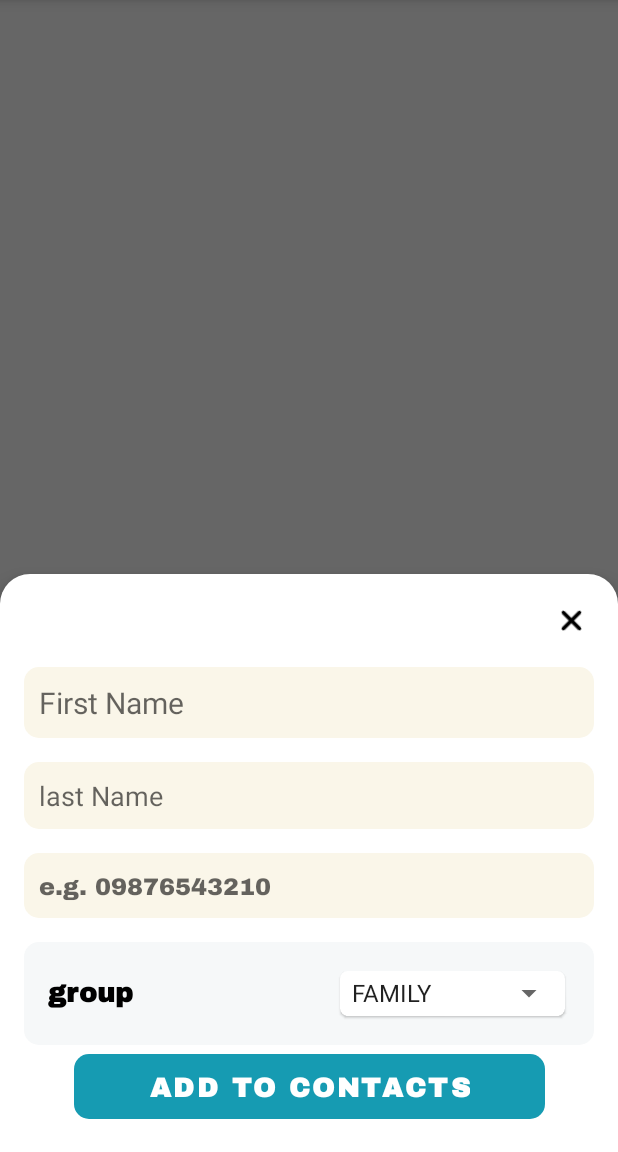
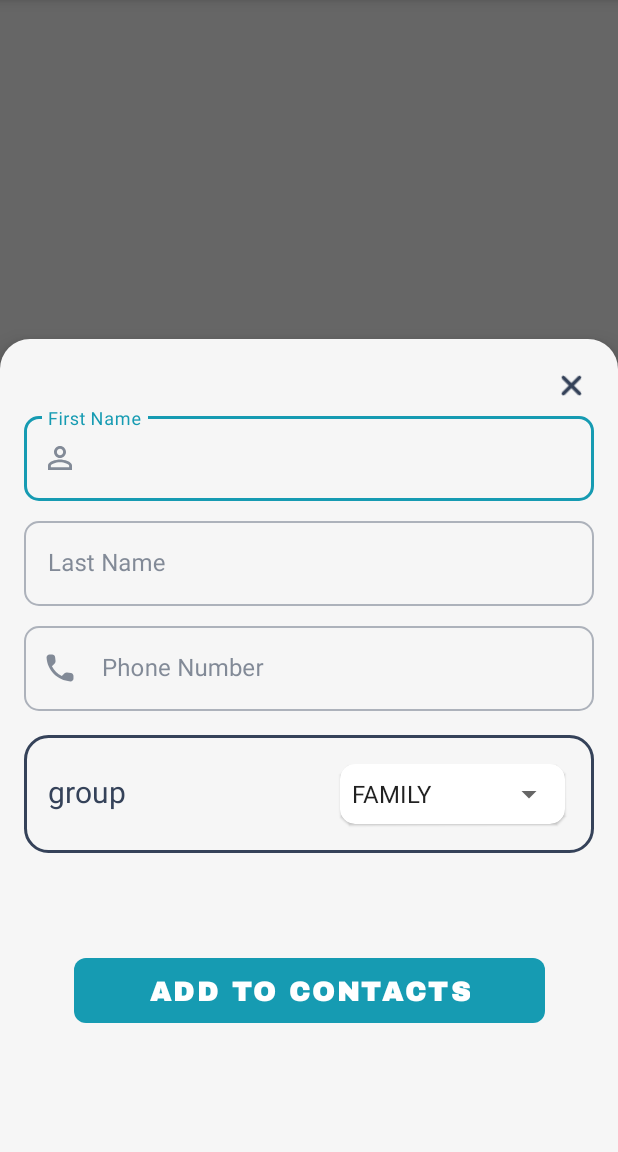
Before and after one commit to MahanZiyari/Ashena, an Android app: the fragment AddContactsFragment placed in its activity, on a phone screen of 412 x 824 dp, the part 84-1236 px from its top. Run offline under Robolectric (Android 15) with nearby library versions, the phone set to English and light mode, and no system bars; our stand-ins replace Dagger/Hilt's generated code, Room's generated code, Timber, navigation-ui; pictures from the network do not load; 2 statements that could not run were skipped.

Commit message:
Update: Redisgn add contact fragment
- Redisgn Add contact fragmnet to match material design patterns
- add values for night mode and adding dark theme to app
- add surface and onSyrface color

```diff
--- a/ashena/app/src/main/java/ziyari/mahan/ashena/ui/addcontacts/AddContactsFragment.kt
+++ b/ashena/app/src/main/java/ziyari/mahan/ashena/ui/addcontacts/AddContactsFragment.kt
@@ -58,9 +58,9 @@ class AddContactsFragment : BottomSheetDialogFragment() {
             saveContact.setOnClickListener {
                 contactEntity.id = 0
                 contactEntity.isFromPhone = false
-                val firstName = firstNameEdt.text.toString()
-                val lastName = lastNameEdt.text.toString()
-                val number = phoneNumber.text.toString()
+                val firstName = firstnameTextField.text.toString()
+                val lastName = lastnameTextField.text.toString()
+                val number = phoneNumberTextField.text.toString()
                 contactEntity.firstName = firstName
                 contactEntity.lastName = lastName
                 contactEntity.number = number
--- a/ashena/app/src/main/res/drawable/bg_rounded_stroke.xml
+++ b/ashena/app/src/main/res/drawable/bg_rounded_stroke.xml
@@ -1,8 +1,8 @@
 <?xml version="1.0" encoding="utf-8"?>
 <shape xmlns:android="http://schemas.android.com/apk/res/android">
-    <solid android:color="@android:color/white" />
+    <solid android:color="?attr/colorSurface" />
     <stroke
         android:width="2dp"
-        android:color="@color/darkSlategray70" />
+        android:color="?attr/colorOnSurface" />
     <corners android:radius="15dp"/>
 </shape>
--- a/ashena/app/src/main/res/layout/activity_main.xml
+++ b/ashena/app/src/main/res/layout/activity_main.xml
@@ -33,9 +33,9 @@
         android:layout_height="wrap_content"
         android:background="?android:attr/windowBackground"
         android:foreground="?attr/selectableItemBackground"
-        app:backgroundTint="@color/Blue_600"
-        app:itemIconTint="@color/black"
-        app:itemTextColor="@color/black"
+        app:backgroundTint="?attr/colorPrimaryVariant"
+        app:itemIconTint="?attr/colorOnPrimary"
+        app:itemTextColor="?attr/colorOnPrimary"
         app:layout_constraintBottom_toBottomOf="parent"
         app:menu="@menu/bottom_navigation_menu" />
 
--- a/ashena/app/src/main/res/layout/fragment_add_contacts.xml
+++ b/ashena/app/src/main/res/layout/fragment_add_contacts.xml
@@ -1,6 +1,5 @@
 <?xml version="1.0" encoding="utf-8"?>
-<androidx.constraintlayout.widget.ConstraintLayout
-    xmlns:android="http://schemas.android.com/apk/res/android"
+<androidx.constraintlayout.widget.ConstraintLayout xmlns:android="http://schemas.android.com/apk/res/android"
     xmlns:app="http://schemas.android.com/apk/res-auto"
     android:layout_width="match_parent"
     android:layout_height="match_parent"
@@ -14,60 +13,89 @@
         android:rotation="45"
         android:src="@drawable/round_add_24"
         app:layout_constraintEnd_toEndOf="parent"
-        app:layout_constraintTop_toTopOf="parent" />
-    <!--Title-->
-    <EditText
+        app:layout_constraintTop_toTopOf="parent"
+        app:tint="?attr/colorOnSurface" />
+    <!--Name EditTexts-->
+    <com.google.android.material.textfield.TextInputLayout
         android:id="@+id/first_name_edt"
+        style="@style/Widget.MaterialComponents.TextInputLayout.OutlinedBox"
+        android:layout_width="match_parent"
+        android:layout_height="wrap_content"
+        android:hint="First Name"
+        app:boxCornerRadiusBottomEnd="10dp"
+        app:boxCornerRadiusBottomStart="10dp"
+        app:boxCornerRadiusTopEnd="10dp"
+        app:boxCornerRadiusTopStart="10dp"
+        app:layout_constraintEnd_toEndOf="parent"
+        app:layout_constraintStart_toStartOf="parent"
+        app:layout_constraintTop_toBottomOf="@id/closeImg"
+        app:startIconDrawable="@drawable/baseline_person_outline_24">
+
+        <com.google.android.material.textfield.TextInputEditText
+            android:id="@+id/firstnameTextField"
+            android:layout_width="match_parent"
+            android:layout_height="wrap_content" />
+
+    </com.google.android.material.textfield.TextInputLayout>
+    <!--Last Name-->
+    <com.google.android.material.textfield.TextInputLayout
+        android:id="@+id/last_name_edt"
+        style="@style/Widget.MaterialComponents.TextInputLayout.OutlinedBox"
         android:layout_width="0dp"
         android:layout_height="wrap_content"
-        android:layout_marginTop="16dp"
-        android:background="@drawable/bg_rounded_yellow_light"
-        android:hint="@string/first_name"
-        android:maxLines="1"
-        android:padding="10dp"
-        android:textSize="20sp"
-        app:layout_constraintEnd_toEndOf="parent"
-        app:layout_constraintStart_toStartOf="parent"
-        app:layout_constraintTop_toBottomOf="@id/closeImg" />
-    <!--Description-->
-    <EditText
-        android:id="@+id/last_name_edt"
+        android:layout_marginTop="8dp"
+
+        android:gravity="top"
+        android:hint="Last Name"
+        app:boxCornerRadiusBottomEnd="10dp"
+        app:boxCornerRadiusBottomStart="10dp"
+        app:boxCornerRadiusTopEnd="10dp"
+        app:boxCornerRadiusTopStart="10dp"
+        app:layout_constraintEnd_toEndOf="@id/first_name_edt"
+        app:layout_constraintStart_toStartOf="@id/first_name_edt"
+        app:layout_constraintTop_toBottomOf="@id/first_name_edt">
+
+        <com.google.android.material.textfield.TextInputEditText
+            android:id="@+id/lastnameTextField"
+            android:layout_width="match_parent"
+            android:layout_height="wrap_content" />
+
+    </com.google.android.material.textfield.TextInputLayout>
+    <!---->
+    <!--Phone number-->
+    <com.google.android.material.textfield.TextInputLayout
+        android:id="@+id/phoneNumberTextLayout"
+        style="@style/Widget.MaterialComponents.TextInputLayout.OutlinedBox"
         android:layout_width="0dp"
         android:layout_height="wrap_content"
-        android:layout_marginTop="16dp"
-        android:hint="last Name"
-        android:background="@drawable/bg_rounded_yellow_light"
-        android:gravity="top"
-        android:padding="10dp"
-        android:textSize="18sp"
-        app:layout_constraintEnd_toEndOf="parent"
-        app:layout_constraintStart_toStartOf="parent"
-        app:layout_constraintTop_toBottomOf="@id/first_name_edt" />
-    <EditText
-        android:id="@+id/phone_number"
-        android:layout_width="0dp"
-        android:layout_height="wrap_content"
-        android:layout_marginTop="16dp"
-        android:hint="e.g. 09876543210"
-        android:background="@drawable/bg_rounded_yellow_light"
-        android:fontFamily="@font/archivo_black"
-        android:gravity="top"
-        android:padding="10dp"
-        android:textSize="16sp"
-        app:layout_constraintEnd_toEndOf="parent"
-        app:layout_constraintStart_toStartOf="parent"
-        app:layout_constraintTop_toBottomOf="@id/last_name_edt" />
-    <!--Content-->
+        android:layout_marginTop="8dp"
+        android:hint="Phone Number"
+        app:boxCornerRadiusBottomEnd="10dp"
+        app:boxCornerRadiusBottomStart="10dp"
+        app:boxCornerRadiusTopEnd="10dp"
+        app:boxCornerRadiusTopStart="10dp"
+        app:layout_constraintEnd_toEndOf="@id/last_name_edt"
+        app:layout_constraintStart_toStartOf="@id/last_name_edt"
+        app:layout_constraintTop_toBottomOf="@id/last_name_edt"
+        app:startIconDrawable="@drawable/round_local_phone_24">
+
+        <com.google.android.material.textfield.TextInputEditText
+            android:id="@+id/phoneNumberTextField"
+            android:layout_width="match_parent"
+            android:layout_height="wrap_content" />
+
+    </com.google.android.material.textfield.TextInputLayout>
+
     <androidx.constraintlayout.widget.ConstraintLayout
         android:id="@+id/contentLay"
         android:layout_width="0dp"
         android:layout_height="wrap_content"
         android:layout_marginTop="16dp"
-        android:background="@drawable/bg_rounded_gray_light"
+        android:background="@drawable/bg_rounded_stroke"
         android:padding="16dp"
         app:layout_constraintEnd_toEndOf="parent"
         app:layout_constraintStart_toStartOf="parent"
-        app:layout_constraintTop_toBottomOf="@id/phone_number">
+        app:layout_constraintTop_toBottomOf="@id/phoneNumberTextLayout">
         <!--Cats-->
         <androidx.constraintlayout.widget.ConstraintLayout
             android:id="@+id/categoriesLay"
@@ -78,11 +106,9 @@
             <TextView
                 android:layout_width="wrap_content"
                 android:layout_height="wrap_content"
-                android:fontFamily="@font/archivo_black"
                 android:text="@string/groups"
-                android:textColor="@color/black"
-                android:textSize="18sp"
-                android:textStyle="bold"
+                android:textColor="?attr/colorOnSurface"
+                android:textSize="20sp"
                 app:layout_constraintBottom_toBottomOf="@+id/cardView2"
                 app:layout_constraintStart_toStartOf="parent"
                 app:layout_constraintTop_toTopOf="parent" />
@@ -90,10 +116,9 @@
             <androidx.cardview.widget.CardView
                 android:id="@+id/cardView2"
                 android:layout_width="150dp"
-                android:layout_height="30dp"
+                android:layout_height="40dp"
                 android:layout_margin="3dp"
-                app:cardBackgroundColor="@color/white"
-                app:cardCornerRadius="5dp"
+                app:cardCornerRadius="10dp"
                 app:cardElevation="1dp"
                 app:layout_constraintBottom_toBottomOf="parent"
                 app:layout_constraintEnd_toEndOf="parent"
@@ -116,6 +141,7 @@
         android:id="@+id/saveContact"
         android:layout_width="wrap_content"
         android:layout_height="55dp"
+        android:layout_marginVertical="64dp"
         android:fontFamily="@font/archivo_black"
         android:paddingHorizontal="50dp"
         android:text="@string/add_to_contacts"
@@ -123,7 +149,7 @@
         android:textSize="18sp"
         android:textStyle="bold"
         app:backgroundTint="?attr/colorPrimary"
-        app:cornerRadius="10dp"
+        app:cornerRadius="8dp"
         app:layout_constraintBottom_toBottomOf="parent"
         app:layout_constraintEnd_toEndOf="parent"
         app:layout_constraintStart_toStartOf="parent"
--- a/ashena/app/src/main/res/layout/fragment_contacts.xml
+++ b/ashena/app/src/main/res/layout/fragment_contacts.xml
@@ -26,7 +26,7 @@
             app:layout_constraintEnd_toEndOf="parent"
             android:layout_margin="24dp"
             android:src="@drawable/round_add_24"
-            app:tint="@color/white"
+            app:tint="?attr/colorOnPrimary"
             app:backgroundTint="?attr/colorPrimaryVariant"
             />
     </androidx.constraintlayout.widget.ConstraintLayout>
--- a/ashena/app/src/main/res/layout/fragment_details.xml
+++ b/ashena/app/src/main/res/layout/fragment_details.xml
@@ -129,7 +129,6 @@
     </com.google.android.material.textfield.TextInputLayout>
 
 
-    <!--Phone Number-->
     <com.google.android.material.textfield.TextInputLayout
         android:id="@+id/lastNameTextLayout"
         style="@style/Widget.MaterialComponents.TextInputLayout.OutlinedBox"
@@ -151,6 +150,7 @@
 
     </com.google.android.material.textfield.TextInputLayout>
 
+    <!--Phone number-->
     <com.google.android.material.textfield.TextInputLayout
         android:id="@+id/phoneNumberTextLayout"
         style="@style/Widget.MaterialComponents.TextInputLayout.OutlinedBox"
@@ -192,7 +192,8 @@
             app:layout_constraintBottom_toBottomOf="@id/groups_text"
             app:layout_constraintEnd_toStartOf="@id/groups_text"
             app:layout_constraintStart_toStartOf="parent"
-            app:layout_constraintTop_toTopOf="@id/groups_text" />
+            app:layout_constraintTop_toTopOf="@id/groups_text"
+            app:tint="?attr/colorOnSurface" />
         <!--Title-->
         <TextView
             android:id="@+id/groups_text"
@@ -201,7 +202,7 @@
             android:layout_marginHorizontal="8dp"
             android:layout_marginStart="16dp"
             android:text="@string/groups"
-            android:textColor="@color/black"
+            android:textColor="?attr/colorOnSurface"
             android:textSize="22sp"
             app:layout_constraintBottom_toBottomOf="@+id/cardView2"
             app:layout_constraintStart_toEndOf="@id/groups_icon"
@@ -212,7 +213,7 @@
             android:layout_width="150dp"
             android:layout_height="40dp"
             android:layout_margin="3dp"
-            app:cardBackgroundColor="@color/white"
+            android:background="@drawable/bg_rounded_stroke"
             app:cardCornerRadius="5dp"
             app:cardElevation="1dp"
             app:layout_constraintBottom_toBottomOf="parent"
--- a/ashena/app/src/main/res/menu/bottom_navigation_menu.xml
+++ b/ashena/app/src/main/res/menu/bottom_navigation_menu.xml
@@ -4,11 +4,13 @@
     <item
         android:id="@+id/contactsFragment"
         android:title="@string/contacts"
+        android:iconTint="?attr/colorOnPrimary"
         android:icon="@drawable/baseline_person_outline_24"
         app:showAsAction="ifRoom"/>
     <item
         android:id="@+id/favoritesFragment"
         android:title="@string/favorites"
+        android:iconTint="?attr/colorOnPrimary"
         android:icon="@drawable/baseline_star_outline_24"
         app:showAsAction="always"/>
 </menu>
--- a/ashena/app/src/main/res/menu/contacts_toolbar_menu.xml
+++ b/ashena/app/src/main/res/menu/contacts_toolbar_menu.xml
@@ -7,10 +7,10 @@
         android:icon="@drawable/round_search_24"
         android:title="@string/search"
         app:actionViewClass="androidx.appcompat.widget.SearchView"
-        app:iconTint="@color/black"
         app:showAsAction="ifRoom|collapseActionView" />
 
-    <item android:title="Sort By">
+    <item
+        android:title="Sort By">
         <menu>
             <group>
                 <item android:title="First Name" />
--- /dev/null
+++ b/ashena/app/src/main/res/values-night/themes.xml
@@ -0,0 +1,20 @@
+<resources xmlns:tools="http://schemas.android.com/tools">
+    <!-- Base application theme. -->
+    <style name="Theme.Ashena" parent="Theme.MaterialComponents.DayNight.NoActionBar">
+        <!-- Primary brand color. -->
+        <item name="colorPrimary">@color/teal_600</item>
+        <item name="colorPrimaryVariant">@color/teal_500</item>
+        <item name="colorOnPrimary">@color/black</item>
+        <!-- Secondary brand color. -->
+        <item name="colorSecondary">@color/Blue_700</item>
+        <item name="colorSecondaryVariant">@color/Blue_800</item>
+        <item name="colorOnSecondary">@color/white</item>
+        <!--Surface-->
+        <item name="colorSurface">@color/darkSlategray</item>
+        <item name="colorOnSurface">@color/white</item>
+        <!-- Status bar color. -->
+        <item name="android:statusBarColor">@color/teal_500</item>
+        <!-- Customize your theme here. -->
+        <item name="bottomSheetDialogTheme">@style/CustomBottomSheetDialog</item>
+    </style>
+</resources>
--- a/ashena/app/src/main/res/values/themes.xml
+++ b/ashena/app/src/main/res/values/themes.xml
@@ -9,6 +9,9 @@
         <item name="colorSecondary">@color/teal_600</item>
         <item name="colorSecondaryVariant">@color/teal_500</item>
         <item name="colorOnSecondary">@color/black</item>
+        <!--Surface-->
+        <item name="colorSurface">@color/whiteSmoke</item>
+        <item name="colorOnSurface">@color/charcoal</item>
         <!-- Status bar color. -->
         <item name="android:statusBarColor">?attr/colorPrimaryVariant</item>
         <!-- Customize your theme here. -->
```
